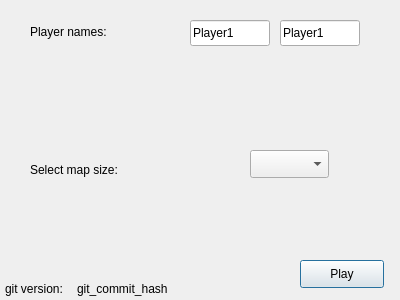
This is Game/startwindow.ui in mibbo/conquer-of-pirkanmaa as Qt 5 draws it before an edit. The edited form follows.
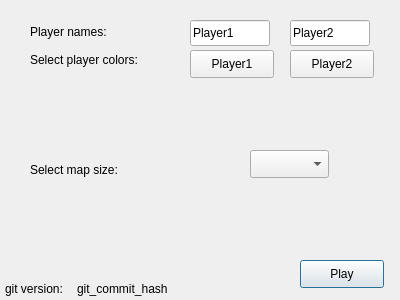
This is the edited form.

Commit message: Add graphics for all buildings and workers and implement color selecting for players.

```diff
--- a/Game/startwindow.ui
+++ b/Game/startwindow.ui
@@ -91,14 +91,14 @@
   <widget class="QLineEdit" name="playerTwo">
    <property name="geometry">
     <rect>
-     <x>280</x>
+     <x>290</x>
      <y>20</y>
      <width>80</width>
      <height>26</height>
     </rect>
    </property>
    <property name="text">
-    <string>Player1</string>
+    <string>Player2</string>
    </property>
   </widget>
   <widget class="QLabel" name="playerAmountLabel_2">
@@ -114,6 +114,45 @@
     <string>Player names:</string>
    </property>
   </widget>
+  <widget class="QLabel" name="colorLabel">
+   <property name="geometry">
+    <rect>
+     <x>30</x>
+     <y>50</y>
+     <width>141</width>
+     <height>20</height>
+    </rect>
+   </property>
+   <property name="text">
+    <string>Select player colors:</string>
+   </property>
+  </widget>
+  <widget class="QPushButton" name="playerOneColor">
+   <property name="geometry">
+    <rect>
+     <x>190</x>
+     <y>50</y>
+     <width>84</width>
+     <height>28</height>
+    </rect>
+   </property>
+   <property name="text">
+    <string>Player1</string>
+   </property>
+  </widget>
+  <widget class="QPushButton" name="playerTwoColor">
+   <property name="geometry">
+    <rect>
+     <x>290</x>
+     <y>50</y>
+     <width>84</width>
+     <height>28</height>
+    </rect>
+   </property>
+   <property name="text">
+    <string>Player2</string>
+   </property>
+  </widget>
  </widget>
  <resources/>
  <connections>
```
The commit also changes 22 other files.
